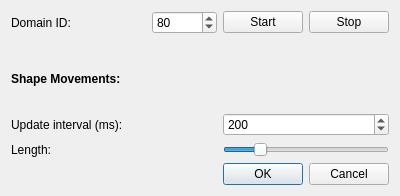
Above: utils/ShapesDemo/forms/optionsdialog.ui from eProsima/Fast-DDS before the change. Below: the same form after it.
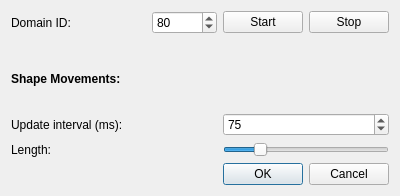
That is the form after the change.

Commit message: Fixed SHapesDemo dialogs, now destructed after closing

```diff
--- a/utils/ShapesDemo/forms/optionsdialog.ui
+++ b/utils/ShapesDemo/forms/optionsdialog.ui
@@ -100,7 +100,7 @@
         <number>10000</number>
        </property>
        <property name="value">
-        <number>200</number>
+        <number>75</number>
        </property>
       </widget>
      </item>
```
The commit also changes 4 other files.
